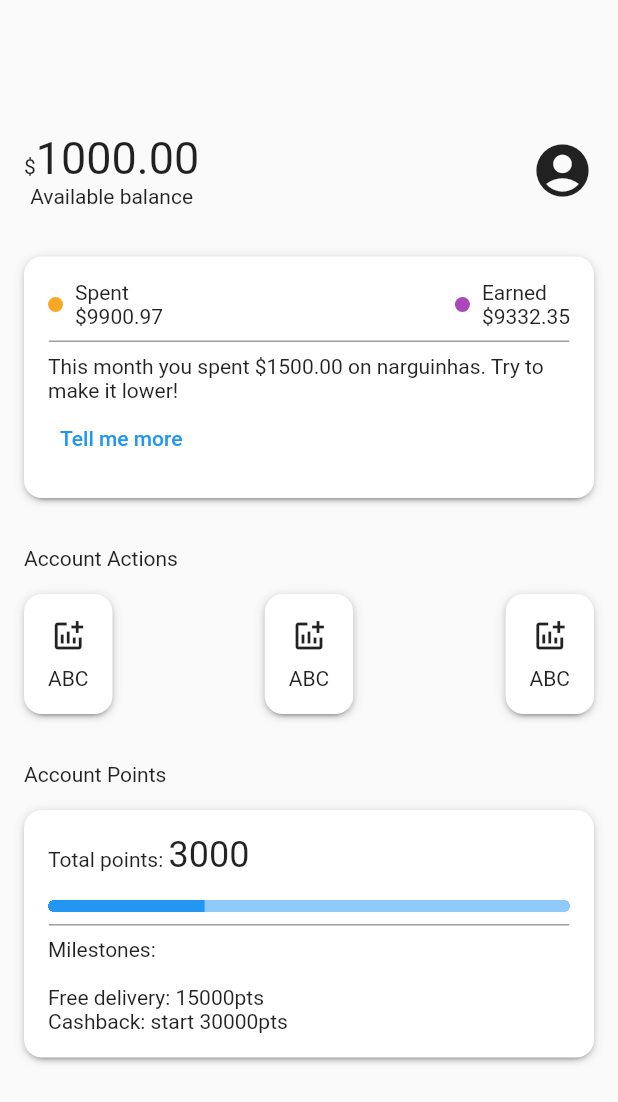
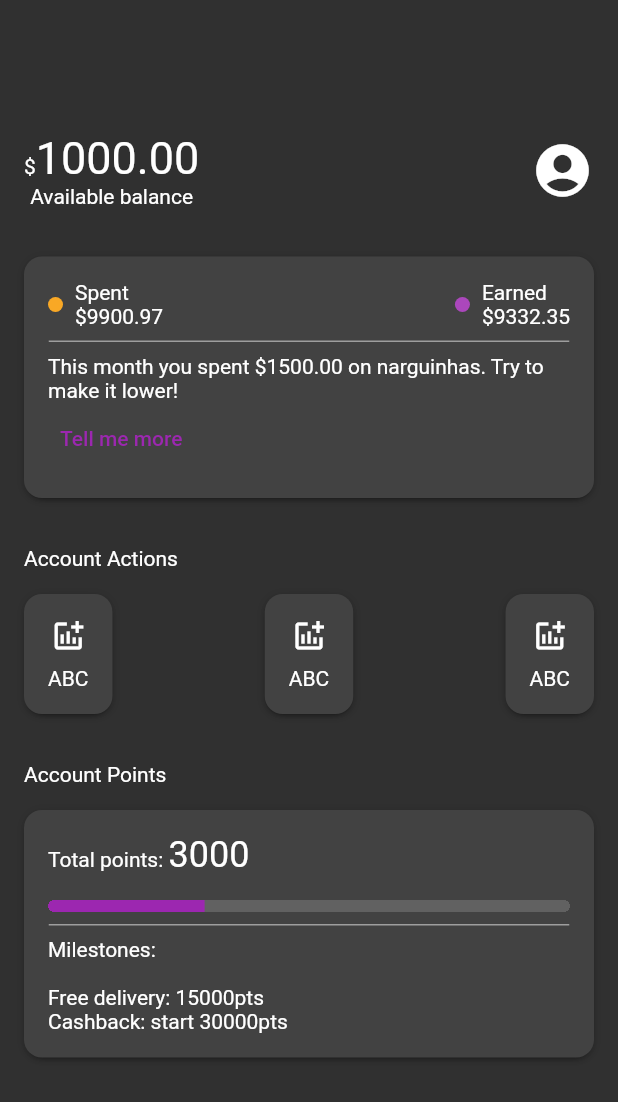
Before and after one commit to ikyrie/alubank, a Flutter app: the screen it shows after launch, on a phone screen of 412 x 824 dp. Shown: the top 1102 px of the screen. Run offline on Flutter 3.47's test engine with Material 2 defaults, Android fonts, the phone set to English and light mode, and no system bars.

Commit message:
Setting theme color; Changing card color

```diff
--- a/lib/components/box_card.dart
+++ b/lib/components/box_card.dart
@@ -8,15 +8,15 @@ class BoxCard extends StatelessWidget {
   @override
   Widget build(BuildContext context) {
     return Container(
+      decoration: BoxDecoration(
+        color: Theme.of(context).cardColor,
+        borderRadius: BorderRadius.all(Radius.circular(12),),
+        boxShadow: kElevationToShadow[2],
+      ),
       child: Padding(
         padding: const EdgeInsets.all(16.0),
         child: boxCardBody,
       ),
-      decoration: BoxDecoration(
-        color: Colors.white,
-        borderRadius: BorderRadius.all(Radius.circular(12),),
-        boxShadow: kElevationToShadow[2],
-      ),
     );
   }
 }
--- a/lib/main.dart
+++ b/lib/main.dart
@@ -1,4 +1,5 @@
 import 'package:estilizacao_componentes/screens/home.dart';
+import 'package:estilizacao_componentes/themes/purple_theme.dart';
 import 'package:flutter/material.dart';
 
 void main() {
@@ -13,7 +14,7 @@ class MyApp extends StatelessWidget {
   Widget build(BuildContext context) {
     return MaterialApp(
       title: 'Flutter Demo',
-      theme: ThemeData.light(),
+      theme: purpleTheme,
       home: const Home(),
     );
   }
--- a/lib/themes/purple_theme.dart
+++ b/lib/themes/purple_theme.dart
@@ -1,5 +1,11 @@
 import 'package:flutter/material.dart';
 
+const MaterialColor mainColor = Colors.purple;
+
 ThemeData purpleTheme = ThemeData(
-
+  primaryColor: mainColor,
+  colorScheme: ColorScheme.fromSwatch(
+    primarySwatch: mainColor,
+    brightness: Brightness.dark,
+  ),
 );
```
